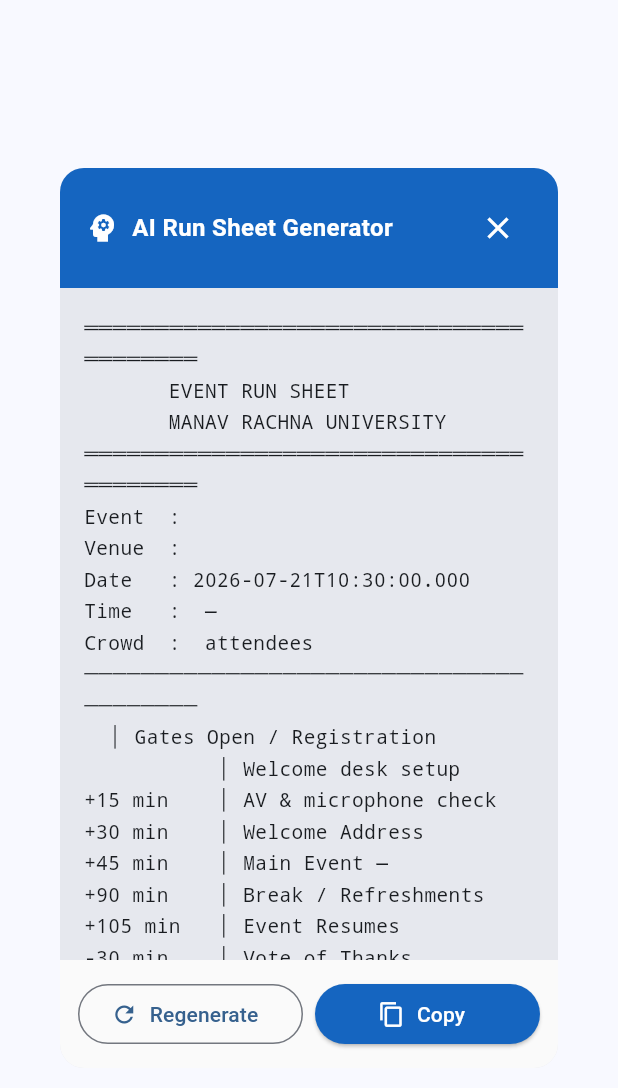
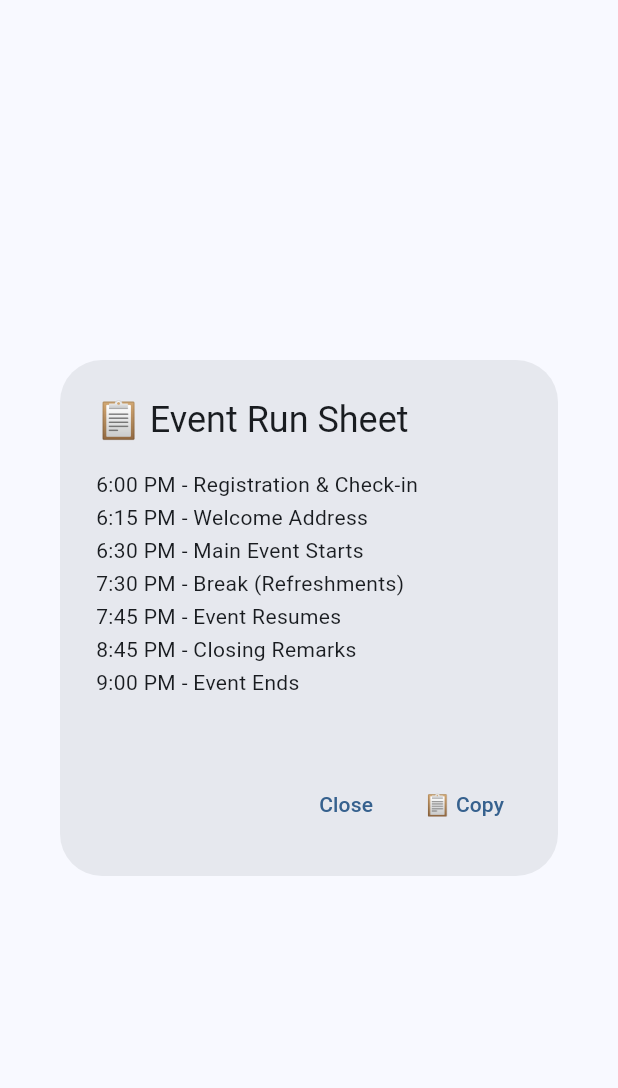
Before and after one commit to grishabhatia/campusflow, a Flutter app: the RunSheetDialog widget shown alone on an empty page, opened directly with empty values, on a phone screen of 412 x 824 dp. Shown: the top 1088 px of the screen. Run offline on Flutter 3.47's test engine with Material 3 defaults, Android fonts, the phone set to English and light mode, and no system bars; our stand-ins replace google_generative_ai, shimmer, supabase_flutter; missing offline and left inert: excel, universal_html; accounts and stored records are empty; network calls fail.

Commit message:
Fix GeminiService API key

```diff
--- a/lib/screens/admin/run_sheet_dialog.dart
+++ b/lib/screens/admin/run_sheet_dialog.dart
@@ -1,154 +1,84 @@
 import 'package:flutter/material.dart';
-import 'package:flutter/services.dart';
-import '../../core/constants/app_colors.dart';
 import '../../services/gemini_service.dart';
 
 class RunSheetDialog extends StatefulWidget {
-  final Map<String, dynamic> requisition;
+  final Map<String, dynamic> event;
 
-  const RunSheetDialog({super.key, required this.requisition});
+  const RunSheetDialog({super.key, required this.event});
 
   @override
   State<RunSheetDialog> createState() => _RunSheetDialogState();
 }
 
 class _RunSheetDialogState extends State<RunSheetDialog> {
-  final _gemini = GeminiService();
   String? _runSheet;
-  bool _loading = true;
+  bool _isLoading = true;
+  final GeminiService _gemini = GeminiService('YOUR_GEMINI_API_KEY'); // ✅ API key pass karo
 
   @override
   void initState() {
     super.initState();
-    _generate();
+    _generateRunSheet();
   }
 
-  Future<void> _generate() async {
-    setState(() => _loading = true);
+  Future<void> _generateRunSheet() async {
     try {
-      final req = widget.requisition;
-      final sheet = await _gemini.generateRunSheet(
-        purpose: req['purpose'] ?? 'College Event',
-        venue: req['venue'] ?? '',
-        date: req['booking_date'] ?? '',
-        timeFrom: req['event_time_from'] ?? '',
-        timeTo: req['event_time_to'] ?? '',
-        expectedStrength: req['expected_strength'] ?? '',
-      );
-      if (mounted) setState(() => _runSheet = sheet);
+      final prompt = '''
+Generate a detailed event run sheet for:
+Event: ${widget.event['purpose'] ?? 'N/A'}
+Date: ${widget.event['event_date'] ?? 'N/A'}
+Time: ${widget.event['start_time'] ?? 'N/A'} - ${widget.event['end_time'] ?? 'N/A'}
+Venue: ${widget.event['venue'] ?? 'N/A'}
+Expected Crowd: ${widget.event['expected_strength'] ?? 'N/A'}
+
+Format as a timeline with 15-minute intervals.
+Include: Registration, Welcome, Main Event, Break, Q&A, Closing.
+''';
+
+      final response = await _gemini.generateContent(prompt);
+      setState(() => _runSheet = response);
     } catch (e) {
-      if (mounted) setState(() => _runSheet = 'Error generating run sheet: $e');
+      // Fallback template
+      setState(() => _runSheet = '''
+6:00 PM - Registration & Check-in
+6:15 PM - Welcome Address
+6:30 PM - Main Event Starts
+7:30 PM - Break (Refreshments)
+7:45 PM - Event Resumes
+8:45 PM - Closing Remarks
+9:00 PM - Event Ends
+''');
     }
-    if (mounted) setState(() => _loading = false);
+    setState(() => _isLoading = false);
   }
 
   @override
   Widget build(BuildContext context) {
-    return Dialog(
-      shape: RoundedRectangleBorder(borderRadius: BorderRadius.circular(16)),
-      child: Container(
-        width: 600,
-        constraints: const BoxConstraints(maxHeight: 600),
-        child: Column(
-          children: [
-            // Header
-            Container(
-              padding: const EdgeInsets.all(16),
-              decoration: const BoxDecoration(
-                color: AppColors.primary,
-                borderRadius: BorderRadius.only(
-                  topLeft: Radius.circular(16),
-                  topRight: Radius.circular(16),
-                ),
-              ),
-              child: Row(
-                children: [
-                  const Icon(Icons.psychology, color: Colors.white),
-                  const SizedBox(width: 8),
-                  const Expanded(
-                    child: Text('AI Run Sheet Generator',
-                        style: TextStyle(
-                            color: Colors.white,
-                            fontSize: 16,
-                            fontWeight: FontWeight.bold)),
-                  ),
-                  IconButton(
-                    icon: const Icon(Icons.close, color: Colors.white),
-                    onPressed: () => Navigator.pop(context),
-                  ),
-                ],
-              ),
-            ),
-
-            // Content
-            Expanded(
-              child: _loading
-                  ? const Center(
-                      child: Column(
-                        mainAxisAlignment: MainAxisAlignment.center,
-                        children: [
-                          CircularProgressIndicator(),
-                          SizedBox(height: 12),
-                          Text('Generating run sheet with AI...'),
-                        ],
-                      ),
-                    )
+    return AlertDialog(
+      title: const Text('📋 Event Run Sheet'),
+      content: SizedBox(
+        width: 400,
+        child: _isLoading
+            ? const Center(child: CircularProgressIndicator())
             : SingleChildScrollView(
-                      padding: const EdgeInsets.all(16),
                 child: Text(
-                        _runSheet ?? '',
-                        style: const TextStyle(
-                            fontFamily: 'monospace', fontSize: 13, height: 1.6),
+                  _runSheet ?? 'No content',
+                  style: const TextStyle(fontSize: 14, height: 1.6),
                 ),
               ),
       ),
-
-            // Footer buttons
-            Container(
-              padding: const EdgeInsets.all(12),
-              decoration: BoxDecoration(
-                color: Colors.grey.shade50,
-                borderRadius: const BorderRadius.only(
-                  bottomLeft: Radius.circular(16),
-                  bottomRight: Radius.circular(16),
+      actions: [
+        TextButton(
+          onPressed: () => Navigator.pop(context),
+          child: const Text('Close'),
         ),
-              ),
-              child: Row(
-                children: [
-                  Expanded(
-                    child: OutlinedButton.icon(
-                      onPressed: _loading ? null : _generate,
-                      icon: const Icon(Icons.refresh),
-                      label: const Text('Regenerate'),
-                    ),
-                  ),
-                  const SizedBox(width: 8),
-                  Expanded(
-                    child: ElevatedButton.icon(
-                      onPressed: _loading || _runSheet == null
-                          ? null
-                          : () {
-                              Clipboard.setData(
-                                  ClipboardData(text: _runSheet!));
-                              ScaffoldMessenger.of(context).showSnackBar(
-                                const SnackBar(
-                                    content: Text('Copied to clipboard ✅')),
-                              );
+        TextButton(
+          onPressed: () {
+            // Copy to clipboard
           },
-                      icon: const Icon(Icons.copy),
-                      label: const Text('Copy'),
-                      style: ElevatedButton.styleFrom(
-                        backgroundColor: AppColors.primary,
-                        foregroundColor: Colors.white,
-                      ),
-                    ),
+          child: const Text('📋 Copy'),
         ),
       ],
-              ),
-            ),
-          ],
-        ),
-      ),
     );
   }
 }
--- a/lib/services/ai_approval_service.dart
+++ b/lib/services/ai_approval_service.dart
@@ -1,11 +1,16 @@
 import 'package:supabase_flutter/supabase_flutter.dart';
-import 'package:flutter/foundation.dart';  // ✅ Add this for debugPrint
+import 'package:flutter/foundation.dart';
+import 'gemini_service.dart';
 
-class AiApprovalService {
+class AIApprovalService {
   final supabase = Supabase.instance.client;
+  final GeminiService? _geminiService;
+
+  AIApprovalService({String? geminiApiKey})
+      : _geminiService = geminiApiKey != null ? GeminiService(geminiApiKey) : null;
 
   /// Evaluate event and return approval decision
-  Future<AiDecision> evaluateEvent(Map<String, dynamic> event) async {
+  Future<AiDecision> evaluate(Map<String, dynamic> event) async {
     debugPrint('🔍 Evaluating event: ${event['event_name']}');
 
     // 1. Fetch past approved events
@@ -18,9 +23,35 @@
 
     debugPrint('📊 Found ${approvedEvents.length} past approved events');
 
-    // 2. If no past events → manual review
+    // 2. If no past events → use Gemini or manual review
     if (approvedEvents.isEmpty) {
-      debugPrint('❌ No past events found → Manual review');
+      if (_geminiService != null) {
+        try {
+          final prompt = '''
+Should this event be approved?
+Event: ${event['purpose'] ?? 'N/A'}
+Date: ${event['event_date'] ?? 'N/A'}
+Time: ${event['start_time'] ?? 'N/A'} - ${event['end_time'] ?? 'N/A'}
+Room: ${event['room_id'] ?? 'N/A'}
+Organization: ${event['organization'] ?? 'N/A'}
+
+Return only one word: 'approve' or 'manual'.
+''';
+          final response = await _geminiService!.generateContent(prompt);
+          final decision = response.trim().toLowerCase();
+
+          if (decision == 'approve') {
+            return AiDecision(
+              autoApproved: true,
+              score: 85,
+              reason: 'AI approved via Gemini',
+            );
+          }
+        } catch (e) {
+          debugPrint('Gemini error: $e');
+        }
+      }
+
       return AiDecision(
         autoApproved: false,
         score: 0,
@@ -42,7 +73,7 @@
         matches.add('same room');
       }
 
-      // Similar purpose (10 points) — keyword matching
+      // Similar purpose (10 points)
       if (_isPurposeSimilar(pastEvent['purpose'] ?? '', event['purpose'] ?? '')) {
         score += 10;
         matches.add('similar purpose');
@@ -83,7 +114,7 @@
   }
 
   /// Save decision to database
-  Future<void> persistDecision(String eventId, AiDecision decision) async {
+  Future<void> applyDecision(String eventId, AiDecision decision) async {
     final status = decision.autoApproved ? 'approved' : 'pending';
 
     debugPrint('💾 Saving decision: status=$status, ai_approved=${decision.autoApproved}');
@@ -126,16 +157,6 @@
       return false;
     }
   }
-
-  // ✅ ADD THIS METHOD — for create_event_screen.dart
-  Future<AiDecision> evaluate(Map<String, dynamic> event) async {
-    return await evaluateEvent(event);
-  }
-
-  // ✅ ADD THIS METHOD — for applying decision
-  Future<void> applyDecision(String eventId, AiDecision decision) async {
-    await persistDecision(eventId, decision);
-  }
 }
 
 /// AI Decision Model
--- a/lib/services/gemini_service.dart
+++ b/lib/services/gemini_service.dart
@@ -1,136 +1,22 @@
 import 'package:google_generative_ai/google_generative_ai.dart';
 
 class GeminiService {
-  // Get free key at: https://aistudio.google.com/app/apikey
-  static const _apiKey = 'AQ.Ab8RN6KSb5sW29XfDBFoAo4SRVgxfEM4cZt_G4Ae67nlEEyreA';
+  final GenerativeModel _model;
 
-  GenerativeModel? get _model => _apiKey != 'YOUR_GEMINI_API_KEY'
-      ? GenerativeModel(model: 'gemini-pro', apiKey: _apiKey)
-      : null;
+  // ✅ API key parameter — hardcode nahi
+  GeminiService(String apiKey)
+      : _model = GenerativeModel(
+          model: 'gemini-pro',
+          apiKey: apiKey,
+        );
 
-  // ── Approval Decision ────────────────────────────────────────────────────
-  Future<String> askApprovalDecision({
-    required String purpose,
-    required String date,
-    required String timeFrom,
-    required String timeTo,
-    required String venue,
-    required String strength,
-  }) async {
-    if (_model == null) return 'manual';
+  Future<String> generateContent(String prompt) async {
     try {
-      final prompt = '''
-Should this college event be approved?
-Event: $purpose
-Date: $date
-Time: $timeFrom - $timeTo
-Venue: $venue (Manav Rachna University)
-Expected Attendees: $strength
-
-Respond with ONLY one word: "approve" or "manual"
-''';
-      final response =
-          await _model!.generateContent([Content.text(prompt)]);
-      final text = (response.text ?? '').trim().toLowerCase();
-      return text.contains('approve') ? 'approve' : 'manual';
-    } catch (_) {
-      return 'manual';
+      final response = await _model.generateContent([Content.text(prompt)]);
+      return response.text ?? 'No response';
+    } catch (e) {
+      print('Gemini error: $e');
+      rethrow;
     }
   }
-
-  // ── Run Sheet Generator ───────────────────────────────────────────────────
-  Future<String> generateRunSheet({
-    required String purpose,
-    required String venue,
-    required String date,
-    required String timeFrom,
-    required String timeTo,
-    required String expectedStrength,
-  }) async {
-    if (_model == null) {
-      return _templateRunSheet(
-        purpose: purpose, venue: venue, date: date,
-        timeFrom: timeFrom, timeTo: timeTo,
-        expectedStrength: expectedStrength,
-      );
-    }
-    try {
-      final prompt = '''
-Generate a detailed event run sheet with 15-minute intervals for:
-Event: $purpose
-Venue: $venue, Manav Rachna University
-Date: $date
-Time: $timeFrom to $timeTo
-Expected Attendees: $expectedStrength
-
-Include: Registration, Welcome, Main Activity, Break (if >2hrs), Closing.
-Output only the run sheet timeline, no extra text.
-''';
-      final response =
-          await _model!.generateContent([Content.text(prompt)]);
-      return response.text ??
-          _templateRunSheet(
-            purpose: purpose, venue: venue, date: date,
-            timeFrom: timeFrom, timeTo: timeTo,
-            expectedStrength: expectedStrength,
-          );
-    } catch (_) {
-      return _templateRunSheet(
-        purpose: purpose, venue: venue, date: date,
-        timeFrom: timeFrom, timeTo: timeTo,
-        expectedStrength: expectedStrength,
-      );
-    }
-  }
-
-  // ── Venue Recommendation Reason ───────────────────────────────────────────
-  String getVenueRecommendationReason({
-    required int capacity,
-    required int expectedStrength,
-    required List<String> amenities,
-  }) {
-    final diff = capacity - expectedStrength;
-    String suit;
-    if (diff == 0)        suit = '🎯 Perfect match';
-    else if (diff <= 20)  suit = '✅ Ideal fit';
-    else if (diff <= 50)  suit = '👍 Good fit';
-    else if (diff <= 100) suit = '📌 Adequate';
-    else                  suit = '⚠️ Oversized';
-    final am = amenities.isNotEmpty
-        ? 'Has: ${amenities.take(3).join(', ')}'
-        : 'Basic facilities';
-    return '$suit • $am';
-  }
-
-  String _templateRunSheet({
-    required String purpose,
-    required String venue,
-    required String date,
-    required String timeFrom,
-    required String timeTo,
-    required String expectedStrength,
-  }) => '''
-═══════════════════════════════════════
-       EVENT RUN SHEET
-       MANAV RACHNA UNIVERSITY
-═══════════════════════════════════════
-Event  : $purpose
-Venue  : $venue
-Date   : $date
-Time   : $timeFrom — $timeTo
-Crowd  : $expectedStrength attendees
-───────────────────────────────────────
-$timeFrom  │ Gates Open / Registration
-           │ Welcome desk setup
-+15 min    │ AV & microphone check
-+30 min    │ Welcome Address
-+45 min    │ Main Event — $purpose
-+90 min    │ Break / Refreshments
-+105 min   │ Event Resumes
--30 min    │ Vote of Thanks
-$timeTo    │ Event Ends / Venue Clearance
-───────────────────────────────────────
-Contact: +91-8800734239 | Extn. 8217
-═══════════════════════════════════════
-''';
 }
```
Lines whose indentation alone changed are shown as unchanged.
